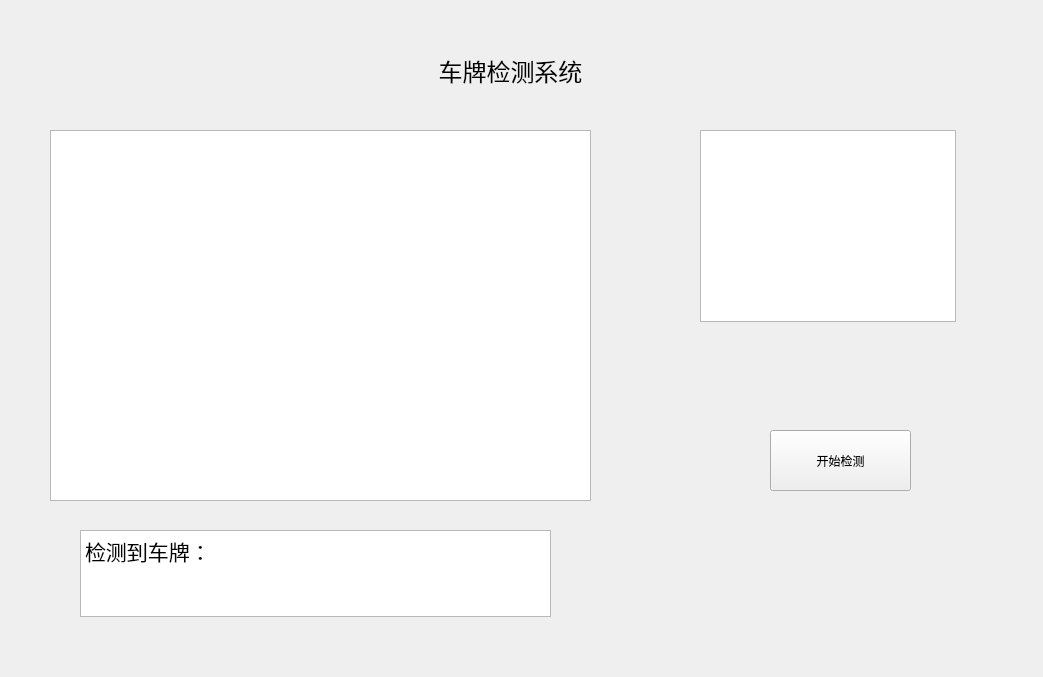
Above: AAA.ui from Captain-Rhino/Chinese_License_Plate_Recognition-Based-on-yolov5-and-lprnet- before the change. Below: the same form after it.
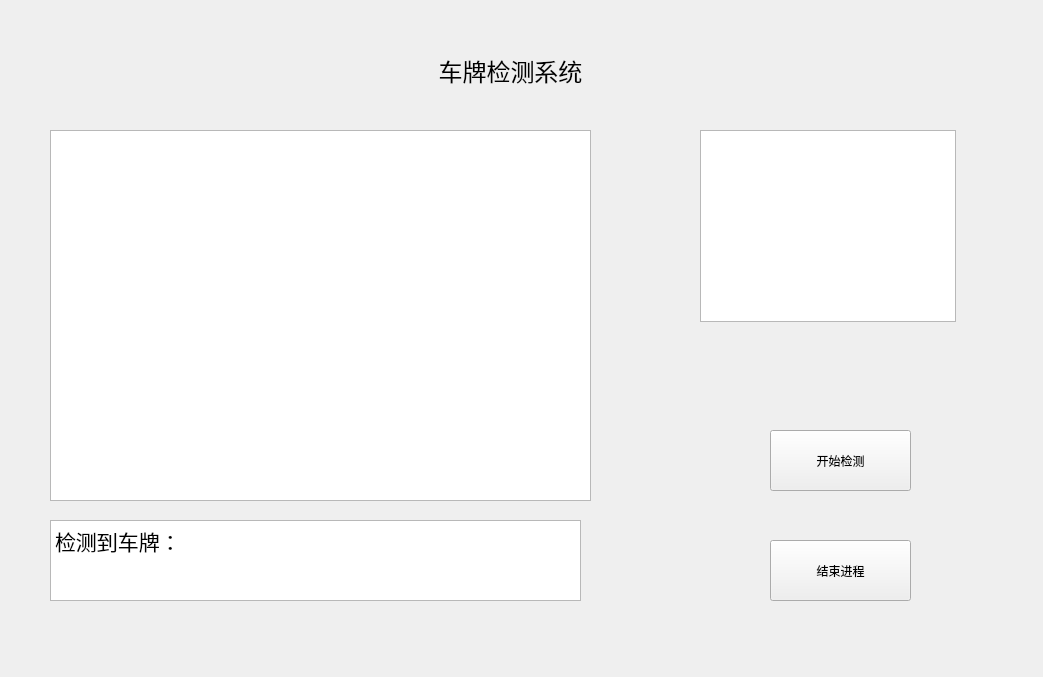
That is the form after the change.

What changed in the file:
```diff
--- a/AAA.ui
+++ b/AAA.ui
@@ -59,13 +59,26 @@
     <string>&lt;html&gt;&lt;head/&gt;&lt;body&gt;&lt;p align=&quot;center&quot;&gt;&lt;span style=&quot; font-size:18pt;&quot;&gt;车牌检测系统&lt;/span&gt;&lt;/p&gt;&lt;/body&gt;&lt;/html&gt;</string>
    </property>
   </widget>
-  <widget class="QTextEdit" name="textEdit">
+  <widget class="QPushButton" name="Exit_Button">
    <property name="geometry">
     <rect>
-     <x>80</x>
-     <y>530</y>
-     <width>471</width>
-     <height>87</height>
+     <x>770</x>
+     <y>540</y>
+     <width>141</width>
+     <height>61</height>
+    </rect>
+   </property>
+   <property name="text">
+    <string>结束进程</string>
+   </property>
+  </widget>
+  <widget class="QTextBrowser" name="textBrowser">
+   <property name="geometry">
+    <rect>
+     <x>50</x>
+     <y>520</y>
+     <width>531</width>
+     <height>81</height>
     </rect>
    </property>
    <property name="html">
```
